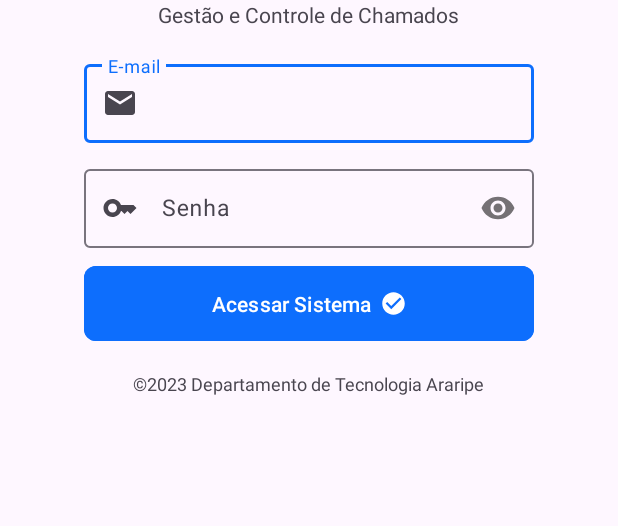
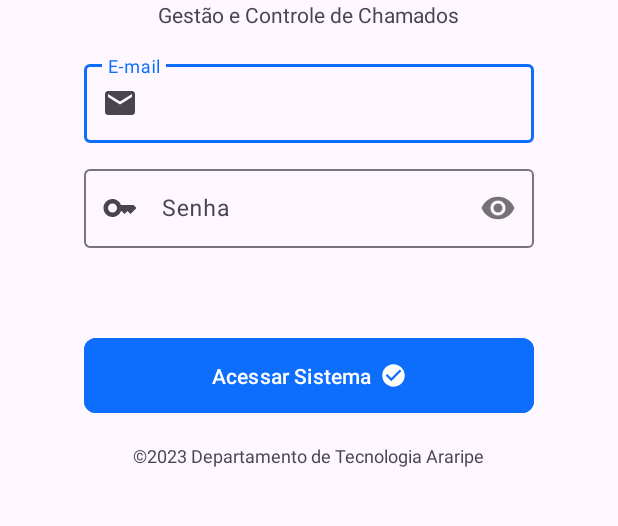
Before and after one commit to OctusPi/App-SisChamados, an Android app: the screen it shows after launch (LoginActivity), on a phone screen of 412 x 824 dp, the part 578-1104 px from its top. Run offline under Robolectric (Android 15) with nearby library versions, the phone set to English and light mode, and no system bars.

Commit message:
fixed: cosmectic layout

```diff
--- a/app/src/main/res/layout/activity_login.xml
+++ b/app/src/main/res/layout/activity_login.xml
@@ -8,9 +8,9 @@
     <LinearLayout
         android:layout_width="match_parent"
         android:layout_height="wrap_content"
-    android:paddingVertical="18dp"
         android:gravity="center"
         android:orientation="vertical"
+        android:paddingVertical="18dp"
         tools:context=".LoginActivity">
 
         <ImageView
@@ -33,8 +33,7 @@
             android:textColor="?android:textColorPrimary"
             android:textSize="24sp"
             android:textStyle="bold"
-        tools:ignore="TextSizeCheck"
-        />
+            tools:ignore="TextSizeCheck" />
 
         <TextView
             android:id="@+id/app_sub"
@@ -87,6 +86,14 @@
 
         </com.google.android.material.textfield.TextInputLayout>
 
+        <ProgressBar
+            android:id="@+id/progressBar"
+            style="?android:attr/progressBarStyle"
+            android:layout_width="match_parent"
+            android:layout_height="wrap_content"
+            android:progressTint="@color/bs_blue"
+            android:visibility="invisible" />
+
         <Button
             android:id="@+id/form_submit"
             android:layout_width="@dimen/button_width"
@@ -107,10 +114,10 @@
             android:id="@+id/app_footer"
             android:layout_width="wrap_content"
             android:layout_height="wrap_content"
+            android:layout_marginTop="16dp"
             android:layout_marginBottom="32dp"
             android:elegantTextHeight="true"
             android:text="@string/app_footer"
-        android:layout_marginTop="16dp"
             android:textSize="12sp" />
 
     </LinearLayout>
```
Lines whose indentation alone changed are shown as unchanged.
